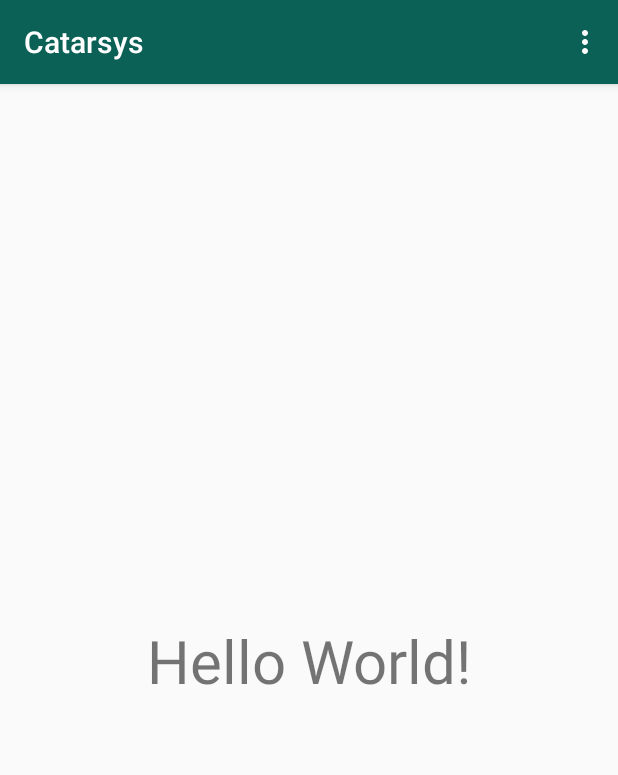
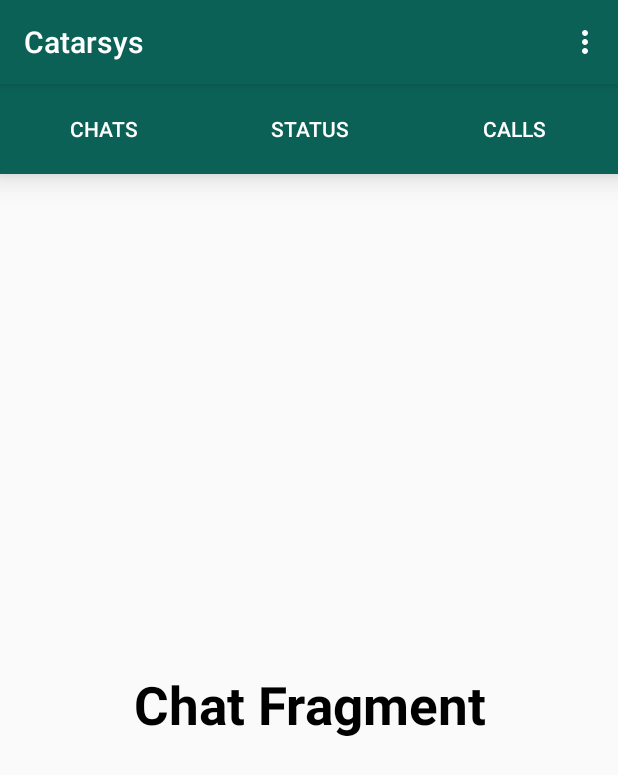
Before and after one commit to S-Y-N/Catharsys, an Android app: the screen it shows after launch once a user with an empty profile is signed in (MainActivity), on a phone screen of 412 x 824 dp. Shown: the top 775 px of the screen. Run offline under Robolectric (Android 15) with nearby library versions, the phone set to English and light mode, and no system bars; our stand-ins replace Firebase (no records; nobody signed in at launch, a user with empty details on screens opened directly).

Commit message:
add OAuth and fragments for UI

```diff
--- /dev/null
+++ b/app/src/main/java/com/example/catarsys/Adapter/FragmentAdapter.java
@@ -0,0 +1,54 @@
+package com.example.catarsys.Adapter;
+
+import androidx.annotation.NonNull;
+import androidx.annotation.Nullable;
+import androidx.fragment.app.Fragment;
+import androidx.fragment.app.FragmentManager;
+import androidx.fragment.app.FragmentPagerAdapter;
+
+import com.example.catarsys.Fragments.CallsFragment;
+import com.example.catarsys.Fragments.ChatFragment;
+import com.example.catarsys.Fragments.StatusFragment;
+
+public class FragmentAdapter extends FragmentPagerAdapter
+{
+
+    public FragmentAdapter(@NonNull FragmentManager fm) {
+        super(fm);
+    }
+
+    @NonNull
+    @Override
+    public Fragment getItem(int position) {
+        if(position ==0 ){
+            return new ChatFragment();
+        }else if(position ==1){
+            return new StatusFragment();
+        }else if(position == 2){
+            return new CallsFragment();
+        }else{
+            return new ChatFragment();
+        }
+    }
+
+    @Override
+    public int getCount() {
+        return 3;
+    }
+
+    @Nullable
+    @Override
+    public CharSequence getPageTitle(int position) {
+        String title = null;
+        if(position == 0) {
+            title ="CHATS";
+        }
+        if(position == 1){
+            title ="STATUS";
+        }
+        if(position == 2){
+            title="CALLS";
+        }
+        return title;
+    }
+}
--- /dev/null
+++ b/app/src/main/java/com/example/catarsys/Fragments/ChatFragment.java
@@ -0,0 +1,66 @@
+package com.example.catarsys.Fragments;
+
+import android.os.Bundle;
+
+import androidx.fragment.app.Fragment;
+
+import android.view.LayoutInflater;
+import android.view.View;
+import android.view.ViewGroup;
+
+import com.example.catarsys.R;
+
+/**
+ * A simple {@link Fragment} subclass.
+ * Use the {@link ChatFragment#newInstance} factory method to
+ * create an instance of this fragment.
+ */
+public class ChatFragment extends Fragment {
+
+    // TODO: Rename parameter arguments, choose names that match
+    // the fragment initialization parameters, e.g. ARG_ITEM_NUMBER
+    private static final String ARG_PARAM1 = "param1";
+    private static final String ARG_PARAM2 = "param2";
+
+    // TODO: Rename and change types of parameters
+    private String mParam1;
+    private String mParam2;
+
+    public ChatFragment() {
+        // Required empty public constructor
+    }
+
+    /**
+     * Use this factory method to create a new instance of
+     * this fragment using the provided parameters.
+     *
+     * @param param1 Parameter 1.
+     * @param param2 Parameter 2.
+     * @return A new instance of fragment ChatFragment.
+     */
+    // TODO: Rename and change types and number of parameters
+    public static ChatFragment newInstance(String param1, String param2) {
+        ChatFragment fragment = new ChatFragment();
+        Bundle args = new Bundle();
+        args.putString(ARG_PARAM1, param1);
+        args.putString(ARG_PARAM2, param2);
+        fragment.setArguments(args);
+        return fragment;
+    }
+
+    @Override
+    public void onCreate(Bundle savedInstanceState) {
+        super.onCreate(savedInstanceState);
+        if (getArguments() != null) {
+            mParam1 = getArguments().getString(ARG_PARAM1);
+            mParam2 = getArguments().getString(ARG_PARAM2);
+        }
+    }
+
+    @Override
+    public View onCreateView(LayoutInflater inflater, ViewGroup container,
+                             Bundle savedInstanceState) {
+        // Inflate the layout for this fragment
+        return inflater.inflate(R.layout.fragment_chat, container, false);
+    }
+}
--- /dev/null
+++ b/app/src/main/java/com/example/catarsys/Fragments/StatusFragment.java
@@ -0,0 +1,66 @@
+package com.example.catarsys.Fragments;
+
+import android.os.Bundle;
+
+import androidx.fragment.app.Fragment;
+
+import android.view.LayoutInflater;
+import android.view.View;
+import android.view.ViewGroup;
+
+import com.example.catarsys.R;
+
+/**
+ * A simple {@link Fragment} subclass.
+ * Use the {@link StatusFragment#newInstance} factory method to
+ * create an instance of this fragment.
+ */
+public class StatusFragment extends Fragment {
+
+    // TODO: Rename parameter arguments, choose names that match
+    // the fragment initialization parameters, e.g. ARG_ITEM_NUMBER
+    private static final String ARG_PARAM1 = "param1";
+    private static final String ARG_PARAM2 = "param2";
+
+    // TODO: Rename and change types of parameters
+    private String mParam1;
+    private String mParam2;
+
+    public StatusFragment() {
+        // Required empty public constructor
+    }
+
+    /**
+     * Use this factory method to create a new instance of
+     * this fragment using the provided parameters.
+     *
+     * @param param1 Parameter 1.
+     * @param param2 Parameter 2.
+     * @return A new instance of fragment StatusFragment.
+     */
+    // TODO: Rename and change types and number of parameters
+    public static StatusFragment newInstance(String param1, String param2) {
+        StatusFragment fragment = new StatusFragment();
+        Bundle args = new Bundle();
+        args.putString(ARG_PARAM1, param1);
+        args.putString(ARG_PARAM2, param2);
+        fragment.setArguments(args);
+        return fragment;
+    }
+
+    @Override
+    public void onCreate(Bundle savedInstanceState) {
+        super.onCreate(savedInstanceState);
+        if (getArguments() != null) {
+            mParam1 = getArguments().getString(ARG_PARAM1);
+            mParam2 = getArguments().getString(ARG_PARAM2);
+        }
+    }
+
+    @Override
+    public View onCreateView(LayoutInflater inflater, ViewGroup container,
+                             Bundle savedInstanceState) {
+        // Inflate the layout for this fragment
+        return inflater.inflate(R.layout.fragment_status, container, false);
+    }
+}
--- a/app/src/main/java/com/example/catarsys/MainActivity.java
+++ b/app/src/main/java/com/example/catarsys/MainActivity.java
@@ -2,15 +2,19 @@ package com.example.catarsys;
 
 import androidx.annotation.NonNull;
 import androidx.appcompat.app.AppCompatActivity;
+
 
 import android.content.Intent;
 import android.os.Bundle;
 import android.view.Menu;
 import android.view.MenuInflater;
 import android.view.MenuItem;
+import android.widget.TableLayout;
 import android.widget.Toast;
 
+import com.example.catarsys.Adapter.FragmentAdapter;
 import com.example.catarsys.databinding.ActivityMainBinding;
+import com.google.android.material.tabs.TabLayout;
 import com.google.firebase.auth.FirebaseAuth;
 
 public class MainActivity extends AppCompatActivity {
@@ -24,6 +28,9 @@ public class MainActivity extends AppCompatActivity {
         setContentView(_binding.getRoot());
 
         _auth = FirebaseAuth.getInstance();
+        _binding.viewPager.setAdapter(new FragmentAdapter(getSupportFragmentManager()));
+
+        _binding.tabLayout.setupWithViewPager(_binding.viewPager);
     }
 
     @Override
--- a/app/src/main/res/layout/activity_main.xml
+++ b/app/src/main/res/layout/activity_main.xml
@@ -1,20 +1,30 @@
 <?xml version="1.0" encoding="utf-8"?>
-<androidx.constraintlayout.widget.ConstraintLayout xmlns:android="http://schemas.android.com/apk/res/android"
+<LinearLayout xmlns:android="http://schemas.android.com/apk/res/android"
     xmlns:app="http://schemas.android.com/apk/res-auto"
     xmlns:tools="http://schemas.android.com/tools"
     android:layout_width="match_parent"
     android:layout_height="match_parent"
-    tools:context=".MainActivity">
+    tools:context=".MainActivity"
+    android:orientation="vertical">
 
-    <TextView
-        android:id="@+id/goApp"
-        android:layout_width="wrap_content"
-        android:layout_height="wrap_content"
-        android:text="Hello World!"
-        android:textSize="40sp"
-        app:layout_constraintBottom_toBottomOf="parent"
-        app:layout_constraintEnd_toEndOf="parent"
-        app:layout_constraintStart_toStartOf="parent"
-        app:layout_constraintTop_toTopOf="parent" />
+    <com.google.android.material.tabs.TabLayout
+        android:id="@+id/tabLayout"
+        android:layout_width="match_parent"
+        android:layout_height="60dp"
+        android:background="@color/colorPrimary"
+        android:elevation="12dp"
+        app:tabIndicator ="@color/white"
+        app:tabSelectedTextColor="@color/white"
+        app:tabMaxWidth="0dp"
+        app:tabGravity="fill"
+        app:tabMode="fixed"
+        app:tabTextColor="@color/white"/>
 
-</androidx.constraintlayout.widget.ConstraintLayout>
+    <androidx.viewpager.widget.ViewPager
+        android:id="@+id/viewPager"
+        android:layout_width="match_parent"
+        android:layout_height="match_parent"/>
+
+
+
+</LinearLayout>
--- /dev/null
+++ b/app/src/main/res/layout/fragment_chat.xml
@@ -0,0 +1,18 @@
+<?xml version="1.0" encoding="utf-8"?>
+<FrameLayout xmlns:android="http://schemas.android.com/apk/res/android"
+    xmlns:tools="http://schemas.android.com/tools"
+    android:layout_width="match_parent"
+    android:layout_height="match_parent"
+    tools:context=".Fragments.ChatFragment">
+
+    <!-- TODO: Update blank fragment layout -->
+    <TextView
+        android:layout_width="match_parent"
+        android:layout_height="match_parent"
+        android:text="Chat Fragment"
+        android:gravity="center"
+        android:textSize="35sp"
+        android:textColor="@color/black"
+        android:textStyle="bold" />
+
+</FrameLayout>
--- a/app/src/main/res/values/strings.xml
+++ b/app/src/main/res/values/strings.xml
@@ -1,4 +1,6 @@
 <resources>
     <string name="app_name">Catarsys</string>
     <string name="web_client_id">837860675624-j43un9rjsk87cgmbi74g7rq06s5bmrdc.apps.googleusercontent.com</string>
+    <!-- TODO: Remove or change this placeholder text -->
+    <string name="hello_blank_fragment">Hello blank fragment</string>
 </resources>
```
Also changed, not shown: app/src/main/java/com/example/catarsys/Fragments/CallsFragment.java (added, +66 -0 lines), app/src/main/res/layout/fragment_calls.xml (added, +18 -0 lines), app/src/main/res/layout/fragment_status.xml (added, +18 -0 lines).
